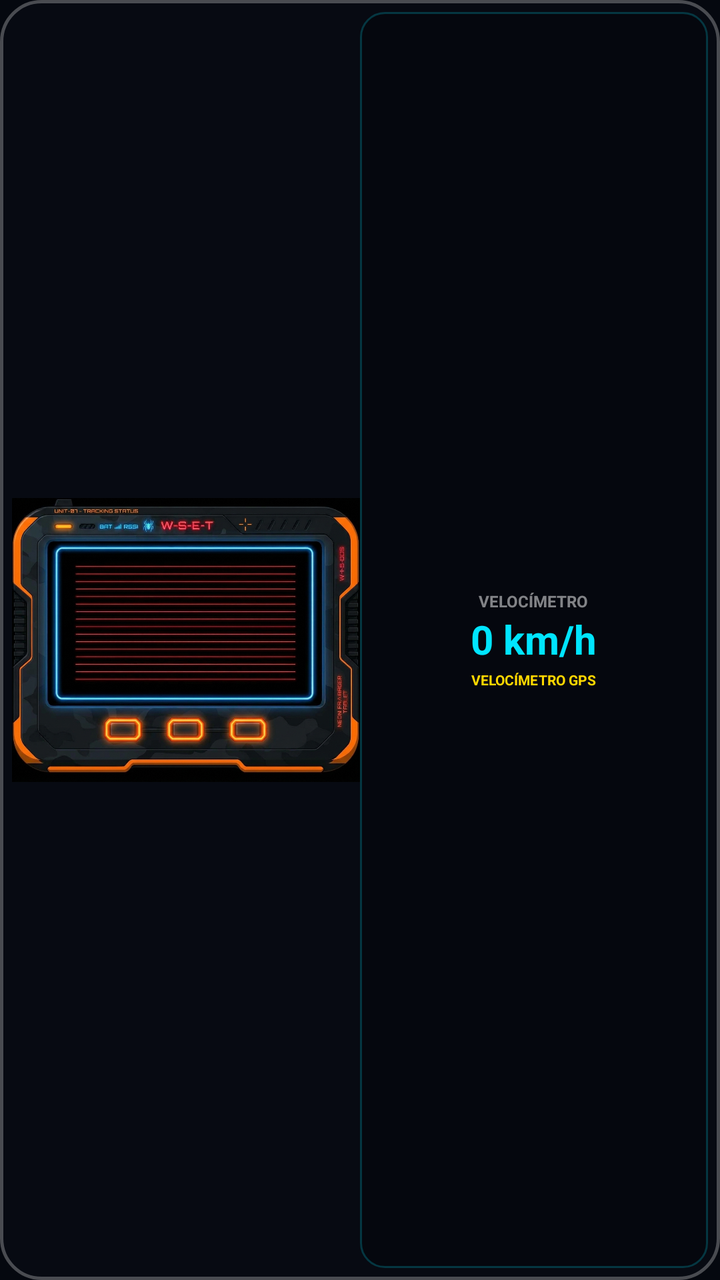
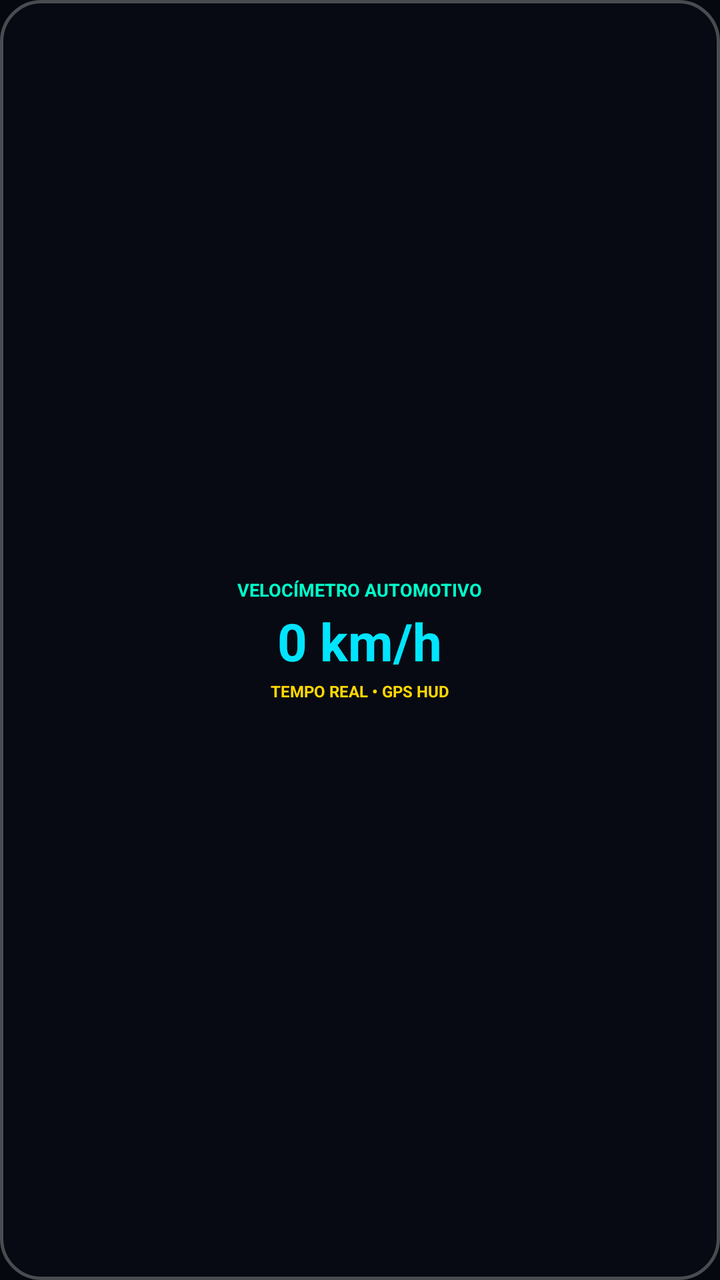

Screens rendered from an Android XML layout before and after an edit, with the pre-edit source and the edit as a unified diff.
<!-- AndroidManifest.xml: application theme Theme.MyApplication -->
<!-- res/layout/widget_normal_layout.xml -->
<?xml version="1.0" encoding="utf-8"?>
<RelativeLayout xmlns:android="http://schemas.android.com/apk/res/android"
    android:id="@+id/widget_container"
    android:layout_width="match_parent"
    android:layout_height="match_parent"
    android:background="@drawable/bg_glass_widget"
    android:padding="6dp">

    <LinearLayout
        android:layout_width="match_parent"
        android:layout_height="match_parent"
        android:orientation="horizontal"
        android:gravity="center">

        <ImageView
            android:id="@+id/widget_bg_image"
            android:layout_width="0dp"
            android:layout_height="match_parent"
            android:layout_weight="1"
            android:scaleType="fitCenter"
            android:adjustViewBounds="true"
            android:src="@drawable/theme_red"
            android:contentDescription="@string/app_name" />

        <LinearLayout
            android:layout_width="0dp"
            android:layout_height="match_parent"
            android:layout_weight="1"
            android:orientation="vertical"
            android:gravity="center"
            android:background="@drawable/bg_glass_card"
            android:padding="6dp">

            <TextView
                android:layout_width="wrap_content"
                android:layout_height="wrap_content"
                android:text="VELOCÍMETRO"
                android:textColor="#80FFFFFF"
                android:textSize="8sp"
                android:textStyle="bold" />

            <TextView
                android:id="@+id/widget_speed_text"
                android:layout_width="wrap_content"
                android:layout_height="wrap_content"
                android:text="0 km/h"
                android:textColor="#00E5FF"
                android:textSize="20sp"
                android:textStyle="bold" />

            <TextView
                android:layout_width="wrap_content"
                android:layout_height="wrap_content"
                android:text="VELOCÍMETRO GPS"
                android:textColor="#FFD700"
                android:textSize="7sp"
                android:textStyle="bold"
                android:layout_marginTop="2dp" />

        </LinearLayout>

    </LinearLayout>

</RelativeLayout>
<!-- resources referenced by this layout -->
<resources>
  <!-- drawable bg_glass_card (drawable) -->
  <?xml version="1.0" encoding="utf-8"?>
  <shape xmlns:android="http://schemas.android.com/apk/res/android"
      android:shape="rectangle">
      <solid android:color="#9504060C" />
      <stroke
          android:width="1dp"
          android:color="#3500E5FF" />
      <corners android:radius="12dp" />
  </shape>
  <!-- drawable bg_glass_widget (drawable) -->
  <?xml version="1.0" encoding="utf-8"?>
  <shape xmlns:android="http://schemas.android.com/apk/res/android"
      android:shape="rectangle">
      <solid android:color="#75090E17" />
      <stroke
          android:width="1.5dp"
          android:color="#45FFFFFF" />
      <corners android:radius="20dp" />
  </shape>
  <!-- drawable theme_red: jpg bitmap (drawable, 919713 bytes) -->
  <string name="app_name">Velocímetro Automotivo</string>
  <style name="Theme.MyApplication" parent="android:Theme.Material.NoActionBar">
          <item name="android:windowIsTranslucent">false</item>
          <item name="android:windowBackground">#05080F</item>
          <item name="android:windowNoTitle">true</item>
          <item name="android:backgroundDimEnabled">false</item>
          <item name="android:windowAnimationStyle">@style/SeamlessWindowAnimation</item>
      </style>
  <style name="SeamlessWindowAnimation" parent="android:Animation">
          <item name="android:activityOpenEnterAnimation">@android:anim/fade_in</item>
          <item name="android:activityOpenExitAnimation">@android:anim/fade_out</item>
          <item name="android:activityCloseEnterAnimation">@android:anim/fade_in</item>
          <item name="android:activityCloseExitAnimation">@android:anim/fade_out</item>
      </style>
</resources>

<!-- the commit's change to res/layout/widget_normal_layout.xml (unified diff, before → after) -->
@@ -1,64 +1,38 @@
 <?xml version="1.0" encoding="utf-8"?>
-<RelativeLayout xmlns:android="http://schemas.android.com/apk/res/android"
+<LinearLayout xmlns:android="http://schemas.android.com/apk/res/android"
     android:id="@+id/widget_container"
     android:layout_width="match_parent"
     android:layout_height="match_parent"
+    android:orientation="vertical"
+    android:gravity="center"
     android:background="@drawable/bg_glass_widget"
-    android:padding="6dp">
+    android:padding="8dp">
 
-    <LinearLayout
-        android:layout_width="match_parent"
-        android:layout_height="match_parent"
-        android:orientation="horizontal"
-        android:gravity="center">
+    <TextView
+        android:layout_width="wrap_content"
+        android:layout_height="wrap_content"
+        android:text="VELOCÍMETRO AUTOMOTIVO"
+        android:textColor="#00FFCC"
+        android:textSize="9sp"
+        android:textStyle="bold" />
 
-        <ImageView
-            android:id="@+id/widget_bg_image"
-            android:layout_width="0dp"
-            android:layout_height="match_parent"
-            android:layout_weight="1"
-            android:scaleType="fitCenter"
-            android:adjustViewBounds="true"
-            android:src="@drawable/theme_red"
-            android:contentDescription="@string/app_name" />
+    <TextView
+        android:id="@+id/widget_speed_text"
+        android:layout_width="wrap_content"
+        android:layout_height="wrap_content"
+        android:text="0 km/h"
+        android:textColor="#00E5FF"
+        android:textSize="26sp"
+        android:textStyle="bold"
+        android:layout_marginTop="2dp"
+        android:layout_marginBottom="2dp" />
 
-        <LinearLayout
-            android:layout_width="0dp"
-            android:layout_height="match_parent"
-            android:layout_weight="1"
-            android:orientation="vertical"
-            android:gravity="center"
-            android:background="@drawable/bg_glass_card"
-            android:padding="6dp">
+    <TextView
+        android:layout_width="wrap_content"
+        android:layout_height="wrap_content"
+        android:text="TEMPO REAL • GPS HUD"
+        android:textColor="#FFD700"
+        android:textSize="8sp"
+        android:textStyle="bold" />
 
-            <TextView
-                android:layout_width="wrap_content"
-                android:layout_height="wrap_content"
-                android:text="VELOCÍMETRO"
-                android:textColor="#80FFFFFF"
-                android:textSize="8sp"
-                android:textStyle="bold" />
-
-            <TextView
-                android:id="@+id/widget_speed_text"
-                android:layout_width="wrap_content"
-                android:layout_height="wrap_content"
-                android:text="0 km/h"
-                android:textColor="#00E5FF"
-                android:textSize="20sp"
-                android:textStyle="bold" />
-
-            <TextView
-                android:layout_width="wrap_content"
-                android:layout_height="wrap_content"
-                android:text="VELOCÍMETRO GPS"
-                android:textColor="#FFD700"
-                android:textSize="7sp"
-                android:textStyle="bold"
-                android:layout_marginTop="2dp" />
-
-        </LinearLayout>
-
-    </LinearLayout>
-
-</RelativeLayout>
+</LinearLayout>
<!-- resource entries referenced after the edit -->
@@ -1,15 +1,5 @@
 <!-- resources referenced by this layout -->
 <resources>
-  <!-- drawable bg_glass_card (drawable) -->
-  <?xml version="1.0" encoding="utf-8"?>
-  <shape xmlns:android="http://schemas.android.com/apk/res/android"
-      android:shape="rectangle">
-      <solid android:color="#9504060C" />
-      <stroke
-          android:width="1dp"
-          android:color="#3500E5FF" />
-      <corners android:radius="12dp" />
-  </shape>
   <!-- drawable bg_glass_widget (drawable) -->
   <?xml version="1.0" encoding="utf-8"?>
   <shape xmlns:android="http://schemas.android.com/apk/res/android"
@@ -20,8 +10,6 @@
           android:color="#45FFFFFF" />
       <corners android:radius="20dp" />
   </shape>
-  <!-- drawable theme_red: jpg bitmap (drawable, 919713 bytes) -->
-  <string name="app_name">Velocímetro Automotivo</string>
   <style name="Theme.MyApplication" parent="android:Theme.Material.NoActionBar">
           <item name="android:windowIsTranslucent">false</item>
           <item name="android:windowBackground">#05080F</item>
